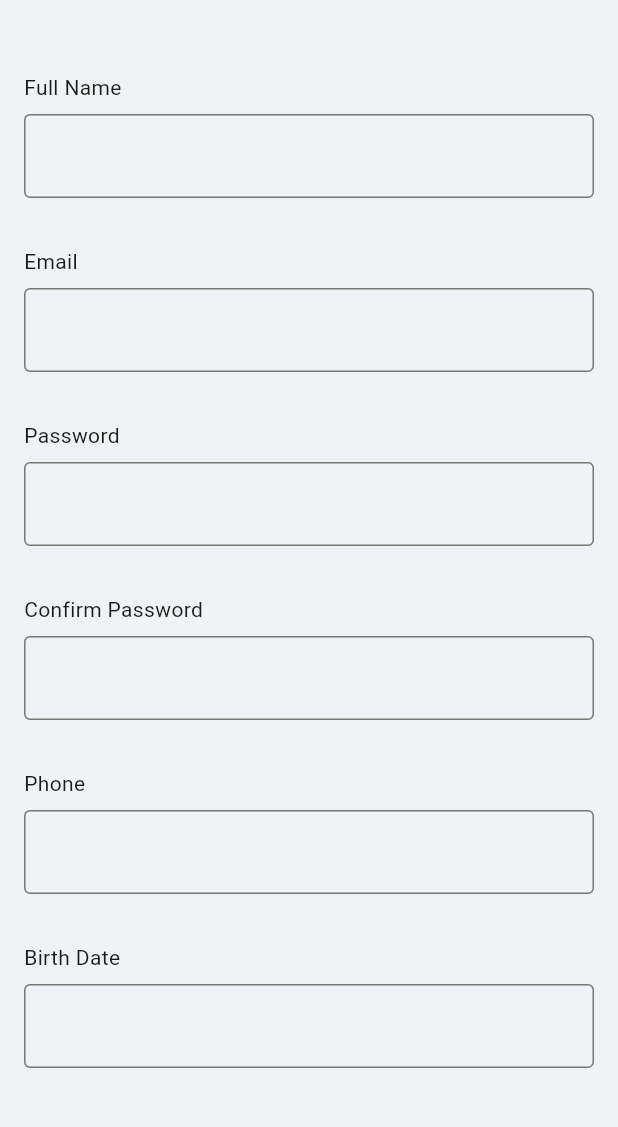
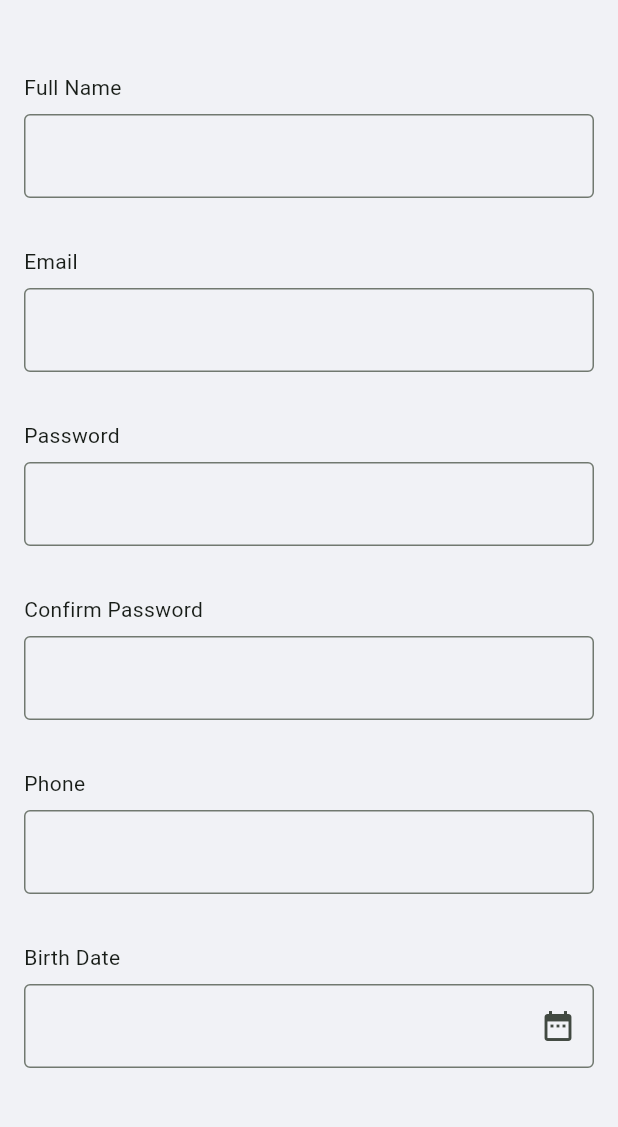
Before and after one commit to AhmedSa96/cashir, a Flutter app: the RegisterScreen screen opened by its route, on a phone screen of 412 x 824 dp, the part 93-1220 px from its top. Run offline on Flutter 3.47's test engine with Material 2 defaults, Android fonts, the phone set to English and light mode, and no system bars; drawn by our look-alikes of reactive_forms; our stand-ins replace freezed_annotation, get, get_storage, wave; accounts and stored records are empty; statements that could not run were skipped.

Commit message:
create and use date input on the app

```diff
--- a/lib/modules/auth/view/register/register.screen.dart
+++ b/lib/modules/auth/view/register/register.screen.dart
@@ -5,6 +5,7 @@ import 'package:reactive_forms/reactive_forms.dart';
 
 import '../../../../shared/services/toastr.service.dart';
 import '../../../../shared/widgets/common/wrapper.widget.dart';
+import '../../../../shared/widgets/forms/date_input.widget.dart';
 import '../../../../shared/widgets/forms/text_input.widget.dart';
 import '../../controller/auth.controller.dart';
 import 'package:cashir/shared/constants/colors.dart' as colors;
@@ -121,7 +122,7 @@ class RegisterScreen extends StatelessWidget {
                   ),
                   // TODO: add date picker
                   Wrapper(
-                    child: TextInput(
+                    child: DateInput(
                       title: "Birth Date".tr,
                       formControlName: "birthDate",
                     ),
--- /dev/null
+++ b/lib/shared/widgets/forms/date_input.widget.dart
@@ -0,0 +1,45 @@
+import 'package:flutter/material.dart';
+import 'package:reactive_forms/reactive_forms.dart';
+
+class DateInput extends StatelessWidget {
+  final String title;
+  final String formControlName;
+
+  const DateInput({
+    required this.title,
+    required this.formControlName,
+    super.key,
+  });
+
+  @override
+  Widget build(BuildContext context) {
+    return Column(
+      crossAxisAlignment: CrossAxisAlignment.start,
+      children: [
+        Text(title),
+        const SizedBox(height: 8),
+        ReactiveDatePicker(
+          formControlName: formControlName,
+          firstDate: DateTime(1900),
+          lastDate: DateTime.now(),
+          fieldHintText: title,
+          builder: (context, picker, child) {
+            // text field with selected date, and date picker
+            return InkWell(
+              onTap: picker.showPicker,
+              child: IgnorePointer(
+                child: ReactiveTextField(
+                  formControlName: formControlName,
+                  decoration: const InputDecoration(
+                    border: OutlineInputBorder(),
+                    suffixIcon: Icon(Icons.date_range),
+                  ),
+                ),
+              ),
+            );
+          },
+        )
+      ],
+    );
+  }
+}
```
